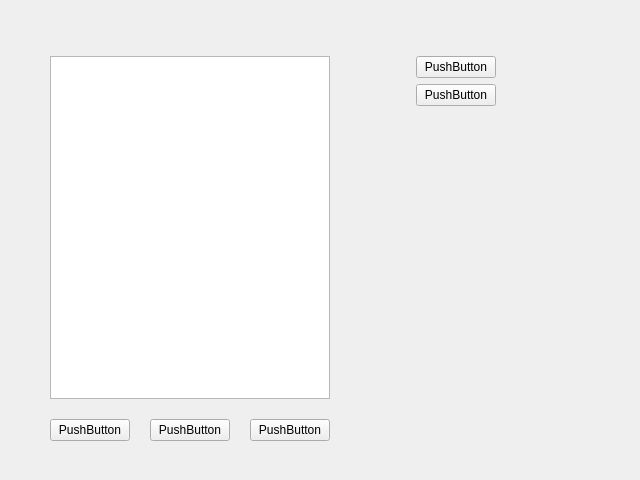
This is musicplayerpanel.ui in falsebird/homeManager as Qt 5 draws it before an edit. The edited form follows.
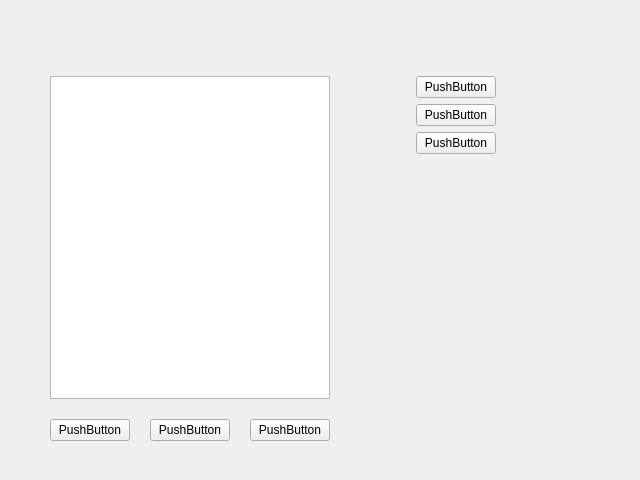
This is the edited form. Custom widgets are drawn as their Qt base class.

```diff
--- a/musicplayerpanel.ui
+++ b/musicplayerpanel.ui
@@ -23,6 +23,9 @@
     </rect>
    </property>
    <layout class="QVBoxLayout" name="verticalLayout_3">
+    <property name="topMargin">
+     <number>20</number>
+    </property>
     <item>
      <widget class="Titlebar" name="widget" native="true"/>
     </item>
@@ -128,6 +131,13 @@
           </property>
          </widget>
         </item>
+        <item>
+         <widget class="QPushButton" name="pushButton">
+          <property name="text">
+           <string>PushButton</string>
+          </property>
+         </widget>
+        </item>
         <item>
          <spacer name="verticalSpacer">
           <property name="orientation">
```
Left out of the diff: 4 changed lines with no effect on the pictures.
